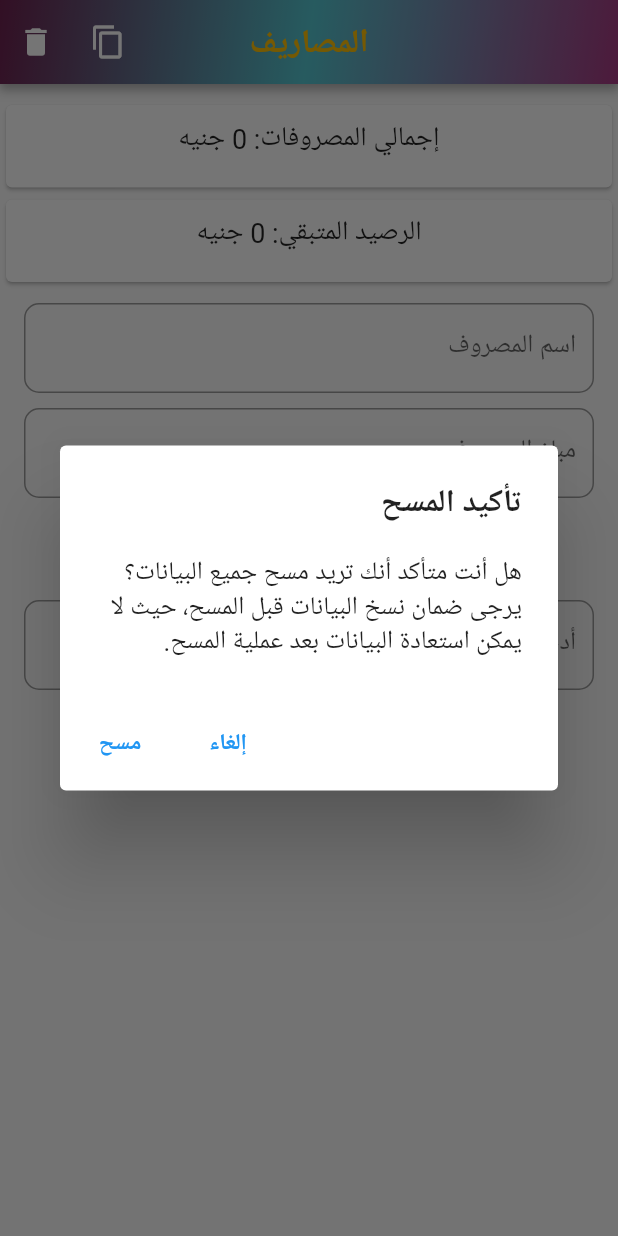
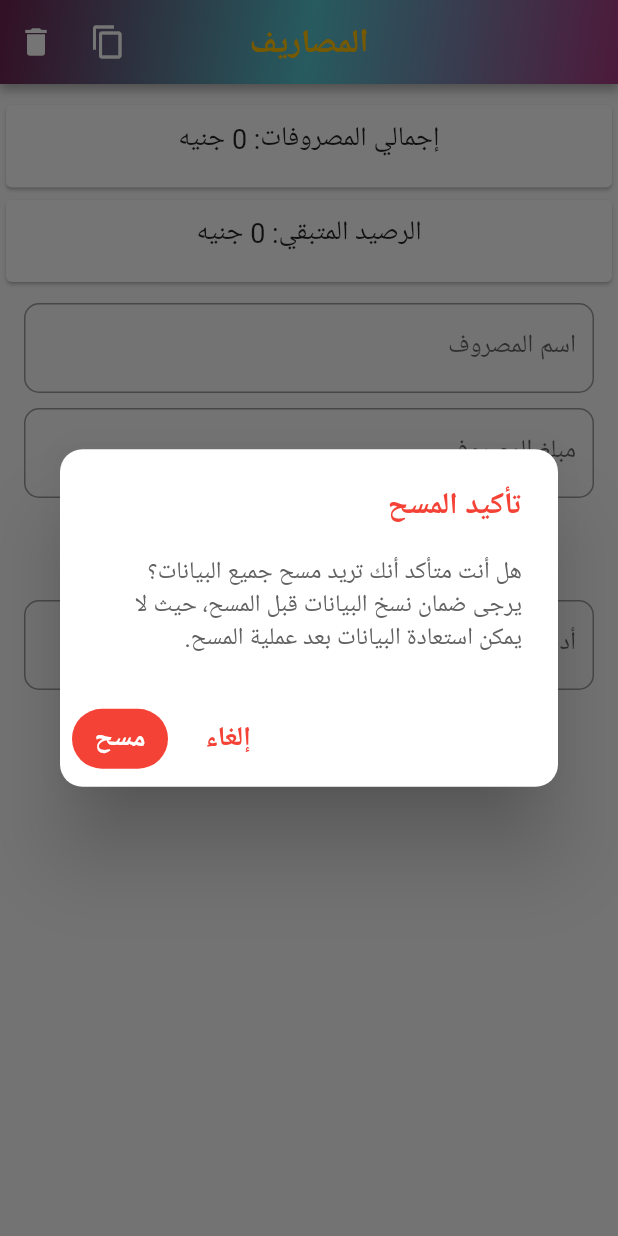
Before and after one commit to Mahmoud7Hany/Expenses, a Flutter app: the screen it shows after launch, after a tap on the "delete" icon, on a phone screen of 412 x 824 dp. Run offline on Flutter 3.47's test engine with Material 2 defaults, Android fonts, the phone set to English and light mode, and no system bars; our stand-ins replace flutter_slidable, shared_preferences.

Commit message:
Edite showDialog

```diff
--- a/lib/pages/home.dart
+++ b/lib/pages/home.dart
@@ -189,30 +189,57 @@ class _MyHomePageState extends State<MyHomePage> {
                 context: context,
                 builder: (BuildContext context) {
                   return AlertDialog(
-                    title: Text('تأكيد المسح'),
+                    title: Text(
+                      'تأكيد المسح',
+                      style: TextStyle(
+                        fontSize: 20,
+                        fontWeight: FontWeight.bold,
+                        color: Colors.red,
+                      ),
+                    ),
                     content: Text(
-                        'هل أنت متأكد أنك تريد مسح جميع البيانات؟ يرجى ضمان نسخ البيانات قبل المسح، حيث لا يمكن استعادة البيانات بعد عملية المسح.'),
+                      'هل أنت متأكد أنك تريد مسح جميع البيانات؟ يرجى ضمان نسخ البيانات قبل المسح، حيث لا يمكن استعادة البيانات بعد عملية المسح.',
+                      style: TextStyle(
+                        fontSize: 16,
+                        color: Colors.grey[700],
+                      ),
+                    ),
                     actions: [
                       TextButton(
                         onPressed: () {
-                          Navigator.of(context).pop(); // إلغاء
+                          Navigator.of(context).pop(); // إغلاق حوار التأكيد
                         },
-                        child: Text('إلغاء'),
+                        child: Text(
+                          'إلغاء',
+                          style: TextStyle(
+                            color: Colors.red,
+                            fontSize: 18,
+                          ),
+                        ),
                       ),
                       TextButton(
                         onPressed: () {
                           _clearData(); // مسح البيانات
                           Navigator.of(context).pop(); // إغلاق حوار التأكيد
                         },
-                        child: Text('مسح'),
+                        child: Text(
+                          'مسح',
+                          style: TextStyle(
+                            color: Colors.white,
+                            fontSize: 18,
+                          ),
+                        ),
                         style: TextButton.styleFrom(
-                          // backgroundColor: Colors.red,
+                          backgroundColor: Colors.red,
                           shape: RoundedRectangleBorder(
                             borderRadius: BorderRadius.circular(20),
                           ),
                         ),
                       ),
                     ],
+                    shape: RoundedRectangleBorder(
+                      borderRadius: BorderRadius.circular(15),
+                    ),
                   );
                 },
               );
```
